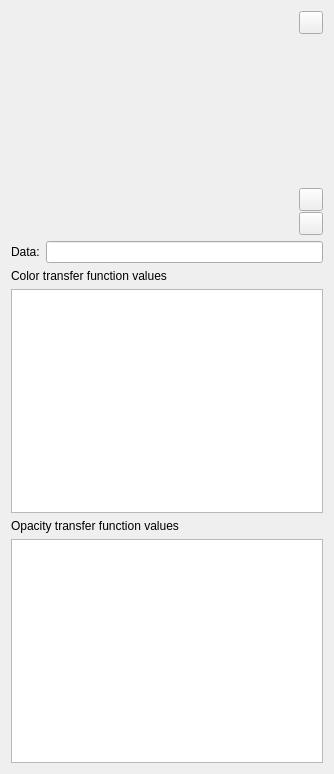
Before: the Qt Designer form MorphoDig/Qt/mqColorOpacityEditorWidget.ui in morphomuseum/MorphoDig, drawn with Qt 5.
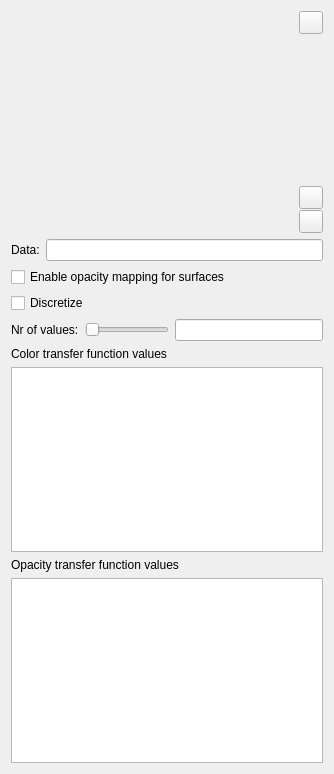
After: the same form once the commit is applied. Icons and pictures are not drawn. Custom widgets are drawn as their Qt base class.

Commit message: Preparation of "Discretize on/off" and "enable opacity mapping on/off"

```diff
--- a/MorphoDig/Qt/mqColorOpacityEditorWidget.ui
+++ b/MorphoDig/Qt/mqColorOpacityEditorWidget.ui
@@ -158,6 +158,48 @@
      </item>
     </layout>
    </item>
+   <item>
+    <widget class="QCheckBox" name="EnableOpacityMapping">
+     <property name="text">
+      <string>Enable opacity mapping for surfaces</string>
+     </property>
+    </widget>
+   </item>
+   <item>
+    <widget class="QCheckBox" name="Discretize">
+     <property name="text">
+      <string>Discretize</string>
+     </property>
+    </widget>
+   </item>
+   <item>
+    <layout class="QHBoxLayout" name="horizontalLayout3" stretch="0,0,1">
+     <item>
+      <widget class="QLabel" name="label2">
+       <property name="text">
+        <string>Nr of values:</string>
+       </property>
+      </widget>
+     </item>
+     <item>
+      <widget class="QSlider" name="horizontalSlider">
+       <property name="orientation">
+        <enum>Qt::Horizontal</enum>
+       </property>
+      </widget>
+     </item>
+     <item>
+      <widget class="mqLineEdit" name="CurrentDiscretizeValue">
+       <property name="sizePolicy">
+        <sizepolicy hsizetype="MinimumExpanding" vsizetype="Fixed">
+         <horstretch>0</horstretch>
+         <verstretch>0</verstretch>
+        </sizepolicy>
+       </property>
+      </widget>
+     </item>
+    </layout>
+   </item>
    <item>
     <widget class="QLabel" name="ColorLabel">
      <property name="sizePolicy">
```
The commit also changes 6 other files.
